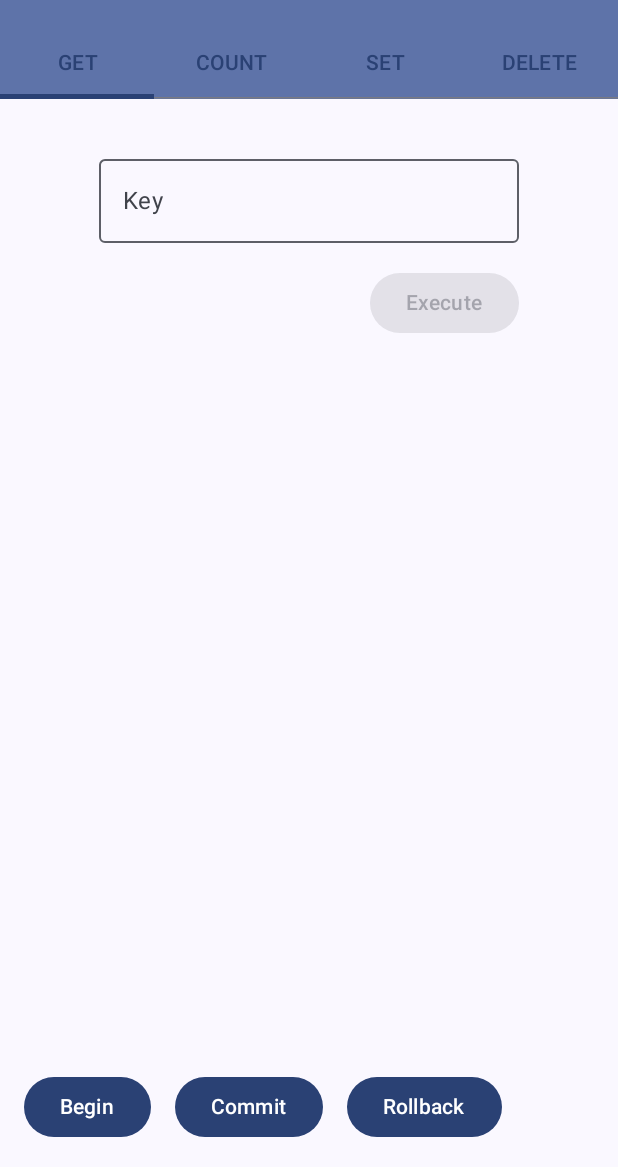
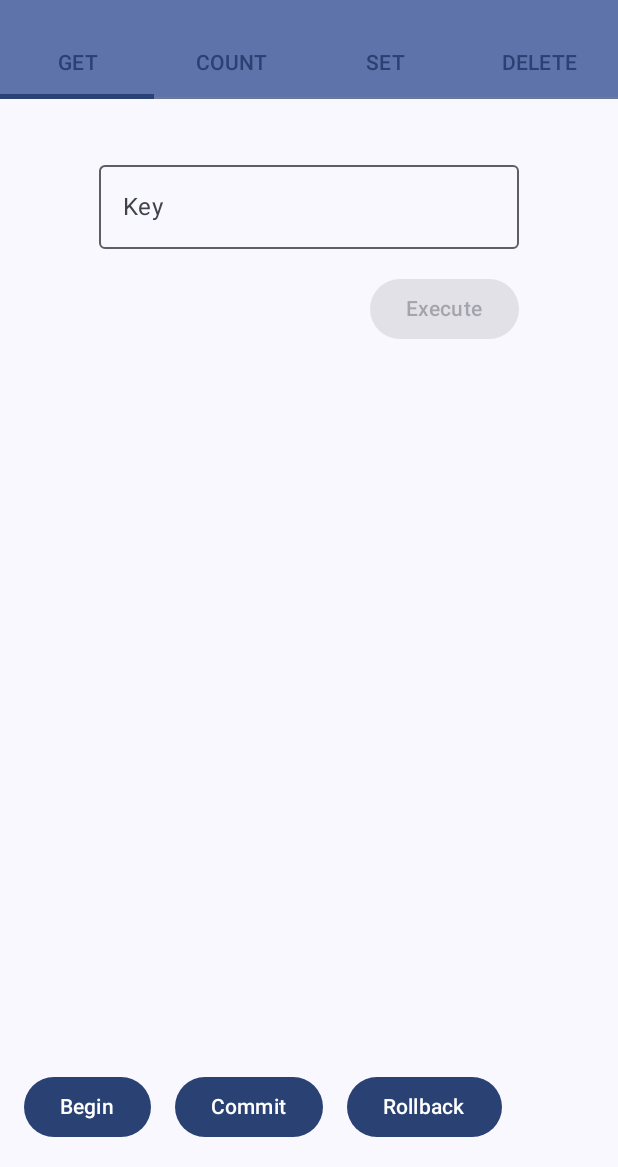
Before and after one commit to zayass/TransactionalStorage, an Android app built with Jetpack Compose: the screen it shows after launch (MainActivity), on a phone screen of 412 x 824 dp, the part 69-1236 px from its top. Run offline under Robolectric (Android 15) with nearby library versions, the phone set to English and light mode, and no system bars; our stand-ins replace Dagger/Hilt's generated code.

Commit message:
More usage of design system

```diff
--- a/feature/formBased/ui/src/main/kotlin/org/zayass/assessment/storage/feature/formBased/ui/StorageManagementForm.kt
+++ b/feature/formBased/ui/src/main/kotlin/org/zayass/assessment/storage/feature/formBased/ui/StorageManagementForm.kt
@@ -4,11 +4,9 @@ import androidx.compose.foundation.ExperimentalFoundationApi
 import androidx.compose.foundation.layout.Box
 import androidx.compose.foundation.layout.Column
 import androidx.compose.foundation.layout.Row
-import androidx.compose.foundation.layout.Spacer
 import androidx.compose.foundation.layout.fillMaxWidth
 import androidx.compose.foundation.layout.imePadding
 import androidx.compose.foundation.layout.padding
-import androidx.compose.foundation.layout.size
 import androidx.compose.foundation.pager.HorizontalPager
 import androidx.compose.foundation.pager.rememberPagerState
 import androidx.compose.foundation.rememberScrollState
@@ -26,10 +24,11 @@ import androidx.compose.runtime.rememberCoroutineScope
 import androidx.compose.ui.Alignment
 import androidx.compose.ui.Modifier
 import androidx.compose.ui.res.stringResource
-import androidx.compose.ui.unit.dp
 import androidx.hilt.navigation.compose.hiltViewModel
 import androidx.lifecycle.compose.collectAsStateWithLifecycle
 import kotlinx.coroutines.launch
+import org.zayass.assessment.storage.core.designsystem.components.MediumSpacer
+import org.zayass.assessment.storage.core.designsystem.theme.dimens
 import org.zayass.assessment.storage.feature.formBased.R
 import org.zayass.assessment.storage.feature.formBased.ui.forms.count.CountValuesForm
 import org.zayass.assessment.storage.feature.formBased.ui.forms.delete.DeleteKeyForm
@@ -129,7 +128,7 @@ fun StorageManagementForm(
         ) { index ->
             Box(
                 modifier = Modifier
-                    .padding(top = 32.dp)
+                    .padding(top = MaterialTheme.dimens.veryLarge)
                     .fillMaxWidth(),
                 contentAlignment = Alignment.TopCenter,
             ) {
@@ -143,13 +142,13 @@ fun StorageManagementForm(
             }
         }
 
-        Spacer(modifier = Modifier.size(16.dp))
+        MediumSpacer()
         TransactionButtons(
             onBeginTransaction = onBeginTransaction,
             onCommitTransaction = onCommitTransaction,
             onRollbackTransaction = onRollbackTransaction,
         )
-        Spacer(modifier = Modifier.size(16.dp))
+        MediumSpacer()
     }
 
     if (isConfirmationVisible) {
@@ -178,15 +177,15 @@ fun TransactionButtons(
     onCommitTransaction: () -> Unit,
     onRollbackTransaction: () -> Unit,
 ) {
-    Row(modifier = Modifier.padding(horizontal = 16.dp)) {
+    Row(modifier = Modifier.padding(horizontal = MaterialTheme.dimens.medium)) {
         Button(onClick = onBeginTransaction) {
             Text(text = stringResource(R.string.feature_formbased_ui_begin))
         }
-        Spacer(modifier = Modifier.size(16.dp))
+        MediumSpacer()
         Button(onClick = onCommitTransaction) {
             Text(text = stringResource(R.string.feature_formbased_ui_commit))
         }
-        Spacer(modifier = Modifier.size(16.dp))
+        MediumSpacer()
         Button(onClick = onRollbackTransaction) {
             Text(text = stringResource(R.string.feature_formbased_ui_rollback))
         }
```
